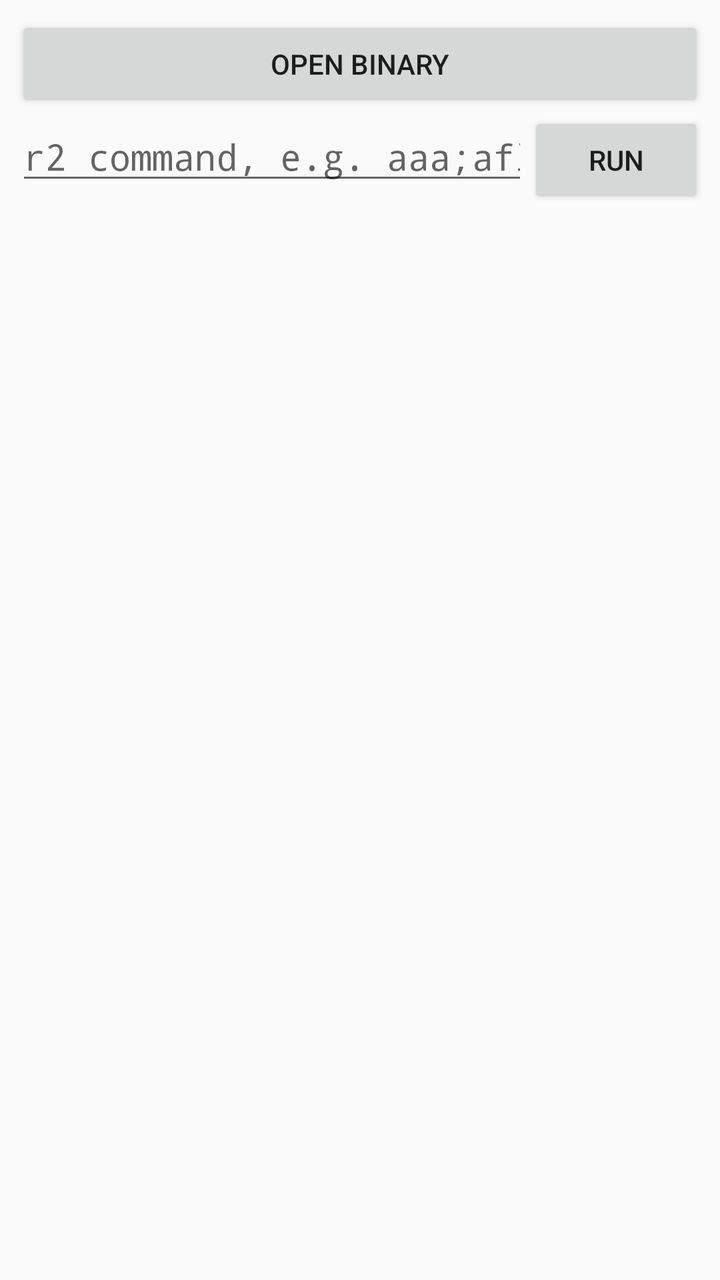
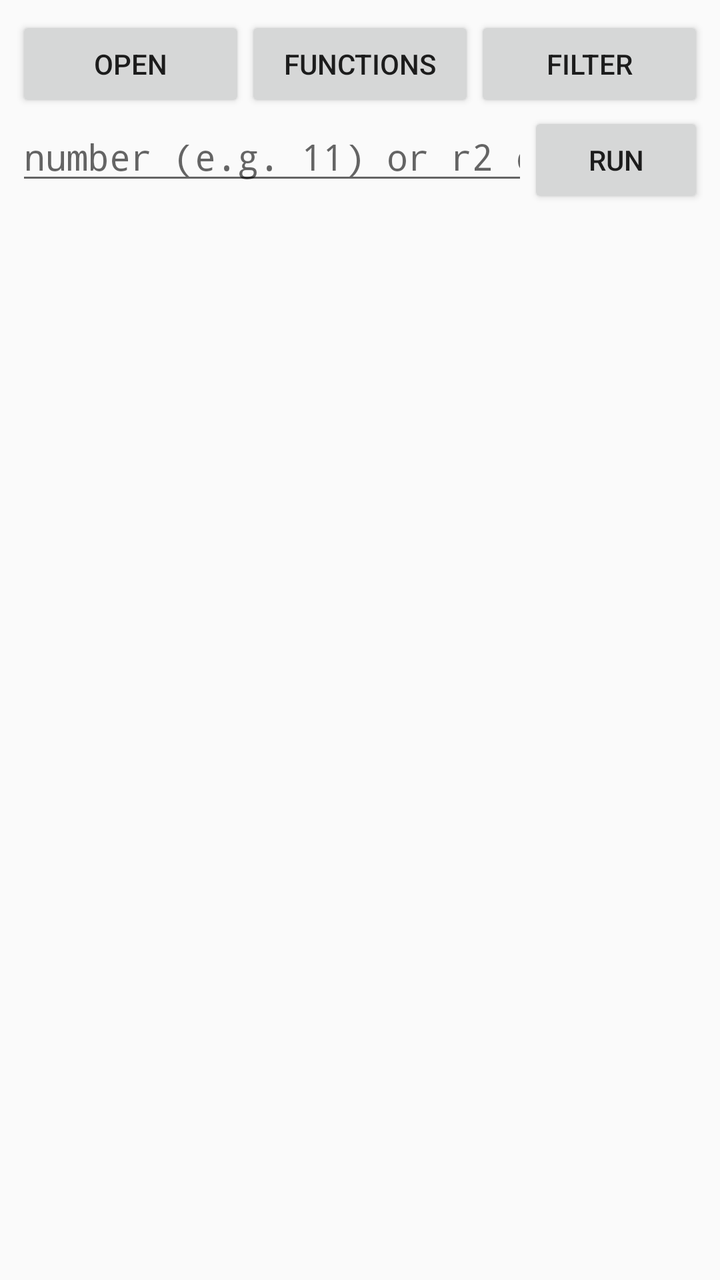

Before-and-after screenshots of an Android layout around one commit, followed by the original layout XML and the change that was made.
<!-- AndroidManifest.xml: application theme android:Theme.Material.Light.NoActionBar -->
<!-- res/layout/activity_main.xml -->
<?xml version="1.0" encoding="utf-8"?>
<LinearLayout xmlns:android="http://schemas.android.com/apk/res/android"
    android:layout_width="match_parent"
    android:layout_height="match_parent"
    android:orientation="vertical"
    android:padding="8dp">

    <Button
        android:id="@+id/openButton"
        android:layout_width="match_parent"
        android:layout_height="wrap_content"
        android:text="Open binary" />

    <LinearLayout
        android:layout_width="match_parent"
        android:layout_height="wrap_content"
        android:orientation="horizontal">

        <EditText
            android:id="@+id/cmdInput"
            android:layout_width="0dp"
            android:layout_height="wrap_content"
            android:layout_weight="1"
            android:hint="r2 command, e.g. aaa;afl"
            android:inputType="text"
            android:fontFamily="monospace"
            android:singleLine="true" />

        <Button
            android:id="@+id/runButton"
            android:layout_width="wrap_content"
            android:layout_height="wrap_content"
            android:text="Run" />
    </LinearLayout>

    <ScrollView
        android:id="@+id/scrollView"
        android:layout_width="match_parent"
        android:layout_height="0dp"
        android:layout_weight="1">

        <TextView
            android:id="@+id/outputText"
            android:layout_width="match_parent"
            android:layout_height="wrap_content"
            android:fontFamily="monospace"
            android:textIsSelectable="true"
            android:textSize="12sp" />
    </ScrollView>

</LinearLayout>
<!-- resources referenced by this layout -->
<resources>

</resources>

<!-- the commit's change to res/layout/activity_main.xml (unified diff, before → after) -->
@@ -5,11 +5,32 @@
     android:orientation="vertical"
     android:padding="8dp">
 
-    <Button
-        android:id="@+id/openButton"
+    <LinearLayout
         android:layout_width="match_parent"
         android:layout_height="wrap_content"
-        android:text="Open binary" />
+        android:orientation="horizontal">
+
+        <Button
+            android:id="@+id/openButton"
+            android:layout_width="0dp"
+            android:layout_height="wrap_content"
+            android:layout_weight="1"
+            android:text="Open" />
+
+        <Button
+            android:id="@+id/functionsButton"
+            android:layout_width="0dp"
+            android:layout_height="wrap_content"
+            android:layout_weight="1"
+            android:text="Functions" />
+
+        <Button
+            android:id="@+id/filterButton"
+            android:layout_width="0dp"
+            android:layout_height="wrap_content"
+            android:layout_weight="1"
+            android:text="Filter" />
+    </LinearLayout>
 
     <LinearLayout
         android:layout_width="match_parent"
@@ -21,7 +42,7 @@
             android:layout_width="0dp"
             android:layout_height="wrap_content"
             android:layout_weight="1"
-            android:hint="r2 command, e.g. aaa;afl"
+            android:hint="number (e.g. 11) or r2 command"
             android:inputType="text"
             android:fontFamily="monospace"
             android:singleLine="true" />
